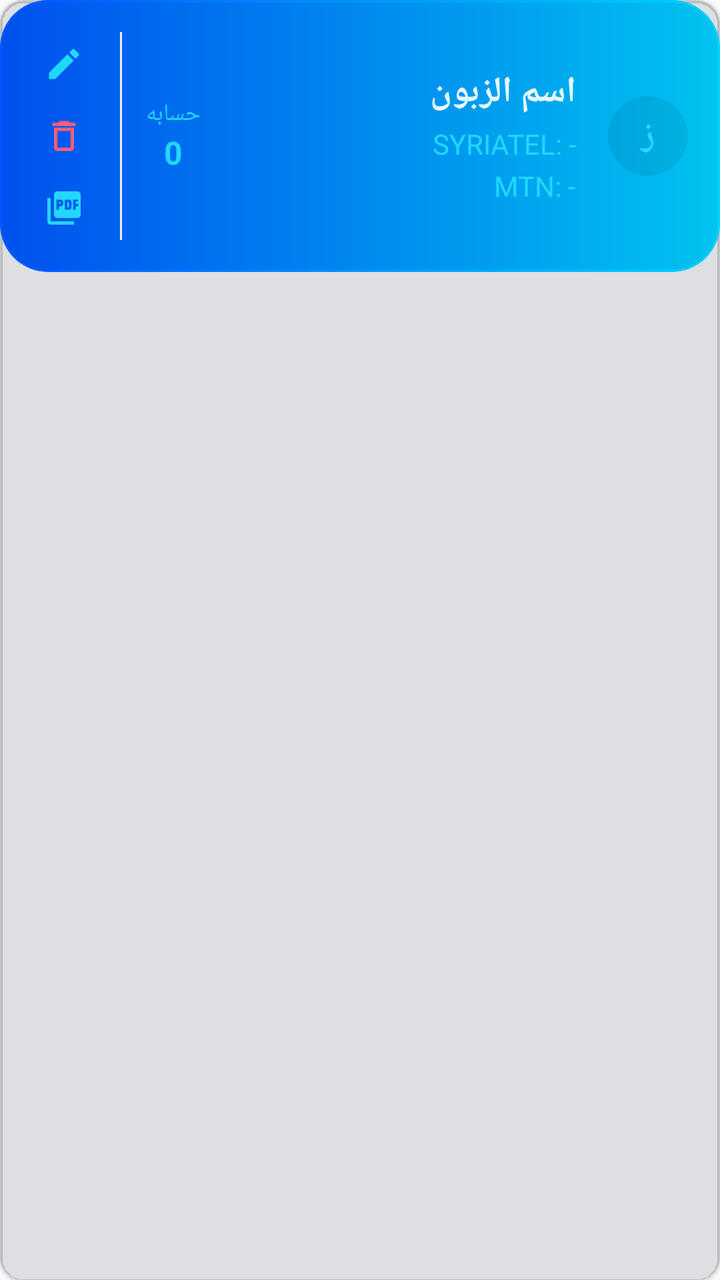
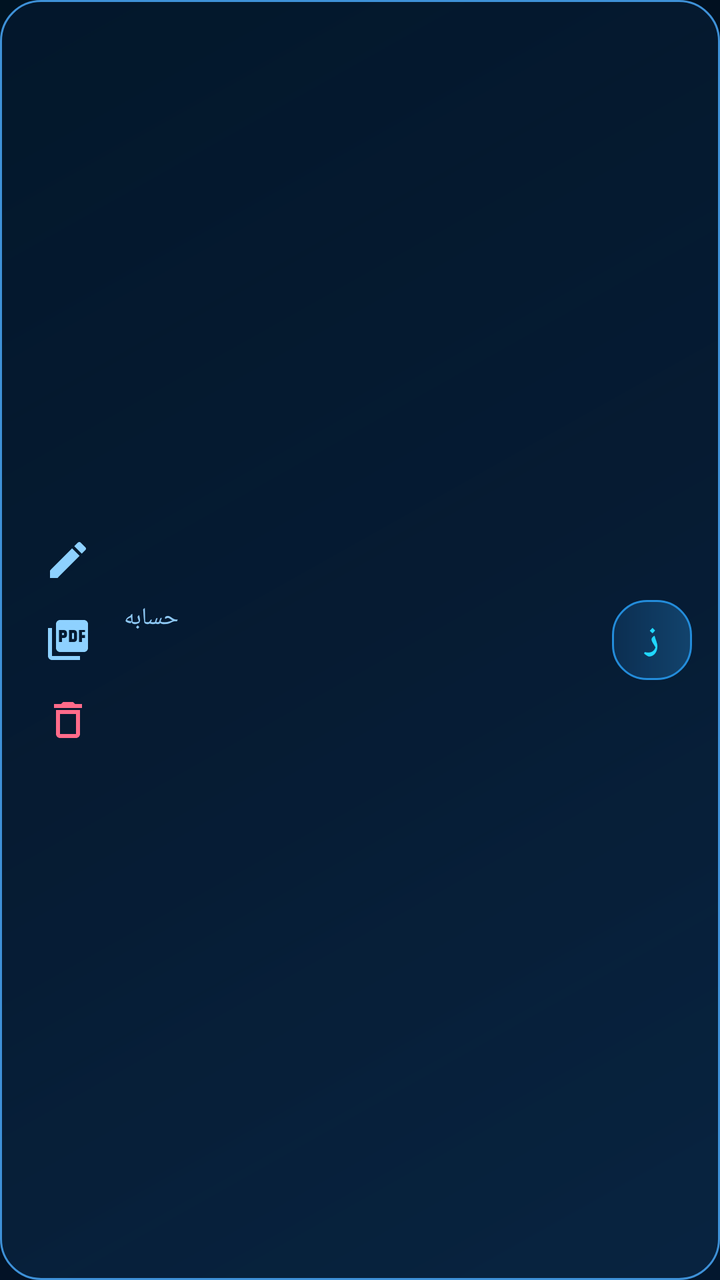

Compare the two renders of this Android layout. The source of the first and the diff that turns it into the second are given below.
<!-- AndroidManifest.xml: application theme Theme.TransferApp -->
<!-- res/layout/item_customer.xml -->
<?xml version="1.0" encoding="utf-8"?>
<androidx.cardview.widget.CardView xmlns:android="http://schemas.android.com/apk/res/android"
    xmlns:app="http://schemas.android.com/apk/res-auto"
    android:layout_width="match_parent"
    android:layout_height="wrap_content"
    android:layout_marginHorizontal="2dp"
    android:layout_marginVertical="6dp"
    app:cardBackgroundColor="@color/neon_glass_fill"
    app:cardCornerRadius="12dp"
    app:cardElevation="1dp">

    <LinearLayout
        android:layout_width="match_parent"
        android:layout_height="wrap_content"
        android:layoutDirection="rtl"
        android:gravity="center_vertical"
        android:orientation="horizontal"
        android:padding="16dp"
        android:background="@drawable/bg_neon_glass_card">

        <androidx.cardview.widget.CardView
            android:layout_width="40dp"
            android:layout_height="40dp"
            app:cardBackgroundColor="@color/neon_glass_fill"
            app:cardCornerRadius="20dp"
            app:cardElevation="0dp">

            <TextView
                android:id="@+id/tv_initial"
                android:layout_width="match_parent"
                android:layout_height="match_parent"
                android:gravity="center"
                android:text="ز"
                android:textColor="@color/neon_cyan_bright"
                android:textSize="18sp"
                android:textStyle="bold" />
        </androidx.cardview.widget.CardView>

        <LinearLayout
            android:layout_width="0dp"
            android:layout_height="wrap_content"
            android:layout_marginStart="16dp"
            android:layout_weight="1"
            android:orientation="vertical">

            <TextView
                android:id="@+id/tv_customer_name"
                android:layout_width="wrap_content"
                android:layout_height="wrap_content"
                android:text="اسم الزبون"
                android:textColor="@color/neon_text"
                android:textSize="18sp"
                android:textStyle="bold" />

            <TextView
                android:id="@+id/tv_syriatel"
                android:layout_width="wrap_content"
                android:layout_height="wrap_content"
                android:layoutDirection="ltr"
                android:layout_marginTop="4dp"
                android:gravity="right"
                android:text="SYRIATEL: -"
                android:textColor="@color/neon_cyan_bright"
                android:textSize="14sp" />

            <TextView
                android:id="@+id/tv_mtn"
                android:layout_width="wrap_content"
                android:layout_height="wrap_content"
                android:layoutDirection="ltr"
                android:layout_marginTop="2dp"
                android:gravity="right"
                android:text="MTN: -"
                android:textColor="@color/neon_cyan_bright"
                android:textSize="14sp" />
        </LinearLayout>

        <LinearLayout
            android:layout_width="wrap_content"
            android:layout_height="wrap_content"
            android:gravity="center"
            android:orientation="vertical">

            <TextView
                android:layout_width="wrap_content"
                android:layout_height="wrap_content"
                android:text="حسابه"
                android:textColor="@color/neon_cyan_bright"
                android:textSize="12sp" />

            <TextView
                android:id="@+id/tv_customer_balance"
                android:layout_width="wrap_content"
                android:layout_height="wrap_content"
                android:paddingHorizontal="8dp"
                android:text="0"
                android:textColor="@color/neon_cyan_bright"
                android:textSize="16sp"
                android:textStyle="bold" />
        </LinearLayout>

        <View
            android:layout_width="1dp"
            android:layout_height="match_parent"
            android:layout_marginHorizontal="12dp"
            android:background="@color/colorDivider" />

        <LinearLayout
            android:layout_width="wrap_content"
            android:layout_height="wrap_content"
            android:gravity="center"
            android:orientation="vertical">

            <ImageView
                android:id="@+id/btn_edit_cust"
                android:layout_width="32dp"
                android:layout_height="32dp"
                android:background="?attr/selectableItemBackgroundBorderless"
                android:padding="6dp"
                android:src="@drawable/ic_edit"
                app:tint="@color/neon_cyan_bright" />

            <ImageView
                android:id="@+id/btn_delete_cust"
                android:layout_width="32dp"
                android:layout_height="32dp"
                android:layout_marginTop="4dp"
                android:background="?attr/selectableItemBackgroundBorderless"
                android:padding="6dp"
                android:src="@drawable/ic_delete"
                app:tint="#FF5C75" />

            <ImageView
                android:id="@+id/btn_pdf_cust"
                android:layout_width="32dp"
                android:layout_height="32dp"
                android:layout_marginTop="4dp"
                android:background="?attr/selectableItemBackgroundBorderless"
                android:padding="6dp"
                android:src="@drawable/ic_pdf"
                app:tint="@color/neon_cyan_bright" />
        </LinearLayout>
    </LinearLayout>
</androidx.cardview.widget.CardView>
<!-- resources referenced by this layout -->
<resources>
  <color name="colorDivider">#EEEEEE</color>
  <color name="neon_cyan_bright">#20D8FF</color>
  <color name="neon_glass_fill">#15002244</color>
  <color name="neon_text">#E6F7FF</color>
  <!-- drawable bg_neon_glass_card (drawable) -->
  <?xml version="1.0" encoding="utf-8"?>
  <layer-list xmlns:android="http://schemas.android.com/apk/res/android">
      <item android:left="2dp" android:top="5dp" android:right="2dp" android:bottom="0dp">
          <shape android:shape="rectangle">
              <solid android:color="@color/neon_card_shadow" />
              <corners android:radius="24dp" />
          </shape>
      </item>
      <item>
          <shape android:shape="rectangle">
              <gradient
                  android:angle="0"
                  android:startColor="@color/neon_blue"
                  android:endColor="@color/neon_cyan" />
              <corners android:radius="24dp" />
          </shape>
      </item>
      <item android:left="1.5dp" android:top="1.5dp" android:right="1.5dp" android:bottom="1.5dp">
          <shape android:shape="rectangle">
              <solid android:color="@color/neon_glass_fill" />
              <corners android:radius="22dp" />
          </shape>
      </item>
  </layer-list>
  <!-- drawable ic_delete (drawable) -->
  <?xml version="1.0" encoding="utf-8"?>
  <vector xmlns:android="http://schemas.android.com/apk/res/android" android:width="24dp" android:height="24dp" android:viewportWidth="24" android:viewportHeight="24">
      <path android:fillColor="#F44336" android:pathData="M16 9v10H8V9h8m-1.5-6h-5l-1 1H5v2h14V4h-3.5l-1-1zM18 7H6v12c0 1.1.9 2 2 2h8c1.1 0 2-.9 2-2V7z"/>
  </vector>
  <!-- drawable ic_edit (drawable) -->
  <?xml version="1.0" encoding="utf-8"?>
  <vector xmlns:android="http://schemas.android.com/apk/res/android" android:width="24dp" android:height="24dp" android:viewportWidth="24" android:viewportHeight="24">
      <path android:fillColor="#4CAF50" android:pathData="M3 17.25V21h3.75L17.81 9.94l-3.75-3.75L3 17.25zM20.71 7.04c.39-.39.39-1.02 0-1.41l-2.34-2.34c-.39-.39-1.02-.39-1.41 0l-1.83 1.83 3.75 3.75 1.83-1.83z"/>
  </vector>
  <!-- drawable ic_pdf (drawable) -->
  <?xml version="1.0" encoding="utf-8"?>
  <vector xmlns:android="http://schemas.android.com/apk/res/android" android:width="24dp" android:height="24dp" android:viewportWidth="24" android:viewportHeight="24">
      <path android:fillColor="#E53935" android:pathData="M20,2H8C6.9,2 6,2.9 6,4v12c0,1.1 0.9,2 2,2h12c1.1,0 2,-0.9 2,-2V4C22,2.9 21.1,2 20,2zM11.5,9.5c0,0.83 -0.67,1.5 -1.5,1.5H9v2H7.5V7H10c0.83,0 1.5,0.67 1.5,1.5V9.5zM10,8.5h-1v1h1V8.5zM20.5,8H19v1.5h1.5v1.5H19V13h-1.5V7h3V8zM16.5,11.5c0,0.83 -0.67,1.5 -1.5,1.5h-2.5V7H15c0.83,0 1.5,0.67 1.5,1.5V11.5zM15,8.5h-1v3h1V8.5zM4,6H2v14c0,1.1 0.9,2 2,2h14v-2H4V6z"/>
  </vector>
  <style name="Theme.TransferApp" parent="Theme.AppCompat.DayNight.NoActionBar">
          <item name="colorPrimary">@color/colorPrimary</item>
          <item name="colorPrimaryDark">@color/colorPrimaryDark</item>
          <item name="colorAccent">@color/cyan</item>
          <item name="colorControlActivated">@color/cyan</item>
          <item name="android:statusBarColor">@color/background</item>
          <item name="android:navigationBarColor">@color/background</item>
          <item name="android:windowLightStatusBar">false</item>
          <item name="android:windowLightNavigationBar">false</item>
      </style>
  <color name="neon_card_shadow">#0A0055FF</color>
  <color name="neon_blue">#0055FF</color>
  <color name="neon_cyan">#00D2FF</color>
  <color name="colorPrimary">#FF6B00</color>
  <color name="colorPrimaryDark">#E65100</color>
  <!-- unchanged entries left out for length: 2 -->
</resources>

<!-- the commit's change to res/layout/item_customer.xml (unified diff, before → after) -->
@@ -1,144 +1,112 @@
 <?xml version="1.0" encoding="utf-8"?>
-<androidx.cardview.widget.CardView xmlns:android="http://schemas.android.com/apk/res/android"
-    xmlns:app="http://schemas.android.com/apk/res-auto"
+<LinearLayout xmlns:android="http://schemas.android.com/apk/res/android"
     android:layout_width="match_parent"
     android:layout_height="wrap_content"
-    android:layout_marginHorizontal="2dp"
-    android:layout_marginVertical="6dp"
-    app:cardBackgroundColor="@color/neon_glass_fill"
-    app:cardCornerRadius="12dp"
-    app:cardElevation="1dp">
+    android:layout_marginBottom="10dp"
+    android:background="@drawable/bg_panel"
+    android:gravity="center_vertical"
+    android:layoutDirection="rtl"
+    android:orientation="horizontal"
+    android:padding="14dp">
+
+    <TextView
+        android:id="@+id/tv_initial"
+        android:layout_width="40dp"
+        android:layout_height="40dp"
+        android:background="@drawable/bg_field"
+        android:gravity="center"
+        android:text="ز"
+        android:textColor="@color/cyan"
+        android:textSize="18sp"
+        android:textStyle="bold" />
 
     <LinearLayout
-        android:layout_width="match_parent"
+        android:layout_width="0dp"
         android:layout_height="wrap_content"
-        android:layoutDirection="rtl"
-        android:gravity="center_vertical"
-        android:orientation="horizontal"
-        android:padding="16dp"
-        android:background="@drawable/bg_neon_glass_card">
+        android:layout_marginStart="12dp"
+        android:layout_weight="1"
+        android:orientation="vertical">
 
-        <androidx.cardview.widget.CardView
+        <TextView
+            android:id="@+id/tv_customer_name"
+            android:layout_width="wrap_content"
+            android:layout_height="wrap_content"
+            android:textColor="@color/text_primary"
+            android:textSize="16sp"
+            android:textStyle="bold" />
+
+        <TextView
+            android:id="@+id/tv_syriatel"
+            android:layout_width="wrap_content"
+            android:layout_height="wrap_content"
+            android:layout_marginTop="4dp"
+            android:textColor="@color/text_secondary"
+            android:textSize="13sp" />
+
+        <TextView
+            android:id="@+id/tv_mtn"
+            android:layout_width="wrap_content"
+            android:layout_height="wrap_content"
+            android:layout_marginTop="2dp"
+            android:textColor="@color/text_secondary"
+            android:textSize="13sp" />
+    </LinearLayout>
+
+    <LinearLayout
+        android:layout_width="wrap_content"
+        android:layout_height="wrap_content"
+        android:gravity="center"
+        android:orientation="vertical"
+        android:paddingStart="8dp"
+        android:paddingEnd="8dp">
+
+        <TextView
+            android:layout_width="wrap_content"
+            android:layout_height="wrap_content"
+            android:text="حسابه"
+            android:textColor="@color/text_secondary"
+            android:textSize="12sp" />
+
+        <TextView
+            android:id="@+id/tv_customer_balance"
+            android:layout_width="wrap_content"
+            android:layout_height="wrap_content"
+            android:textColor="@color/cyan"
+            android:textSize="16sp"
+            android:textStyle="bold" />
+    </LinearLayout>
+
+    <LinearLayout
+        android:layout_width="wrap_content"
+        android:layout_height="wrap_content"
+        android:gravity="center"
+        android:orientation="vertical">
+
+        <ImageView
+            android:id="@+id/btn_edit_cust"
             android:layout_width="40dp"
             android:layout_height="40dp"
-            app:cardBackgroundColor="@color/neon_glass_fill"
-            app:cardCornerRadius="20dp"
-            app:cardElevation="0dp">
+            android:background="?attr/selectableItemBackgroundBorderless"
+            android:contentDescription="تعديل"
+            android:padding="8dp"
+            android:src="@drawable/ic_edit" />
 
-            <TextView
-                android:id="@+id/tv_initial"
-                android:layout_width="match_parent"
-                android:layout_height="match_parent"
-                android:gravity="center"
-                android:text="ز"
-                android:textColor="@color/neon_cyan_bright"
-                android:textSize="18sp"
-                android:textStyle="bold" />
-        </androidx.cardview.widget.CardView>
+        <ImageView
+            android:id="@+id/btn_pdf_cust"
+            android:layout_width="40dp"
+            android:layout_height="40dp"
+            android:background="?attr/selectableItemBackgroundBorderless"
+            android:contentDescription="كشف حساب"
+            android:padding="8dp"
+            android:src="@drawable/ic_pdf" />
 
-        <LinearLayout
-            android:layout_width="0dp"
-            android:layout_height="wrap_content"
-            android:layout_marginStart="16dp"
-            android:layout_weight="1"
-            android:orientation="vertical">
-
-            <TextView
-                android:id="@+id/tv_customer_name"
-                android:layout_width="wrap_content"
-                android:layout_height="wrap_content"
-                android:text="اسم الزبون"
-                android:textColor="@color/neon_text"
-                android:textSize="18sp"
-                android:textStyle="bold" />
-
-            <TextView
-                android:id="@+id/tv_syriatel"
-                android:layout_width="wrap_content"
-                android:layout_height="wrap_content"
-                android:layoutDirection="ltr"
-                android:layout_marginTop="4dp"
-                android:gravity="right"
-                android:text="SYRIATEL: -"
-                android:textColor="@color/neon_cyan_bright"
-                android:textSize="14sp" />
-
-            <TextView
-                android:id="@+id/tv_mtn"
-                android:layout_width="wrap_content"
-                android:layout_height="wrap_content"
-                android:layoutDirection="ltr"
-                android:layout_marginTop="2dp"
-                android:gravity="right"
-                android:text="MTN: -"
-                android:textColor="@color/neon_cyan_bright"
-                android:textSize="14sp" />
-        </LinearLayout>
-
-        <LinearLayout
-            android:layout_width="wrap_content"
-            android:layout_height="wrap_content"
-            android:gravity="center"
-            android:orientation="vertical">
-
-            <TextView
-                android:layout_width="wrap_content"
-                android:layout_height="wrap_content"
-                android:text="حسابه"
-                android:textColor="@color/neon_cyan_bright"
-                android:textSize="12sp" />
-
-            <TextView
-                android:id="@+id/tv_customer_balance"
-                android:layout_width="wrap_content"
-                android:layout_height="wrap_content"
-                android:paddingHorizontal="8dp"
-                android:text="0"
-                android:textColor="@color/neon_cyan_bright"
-                android:textSize="16sp"
-                android:textStyle="bold" />
-        </LinearLayout>
-
-        <View
-            android:layout_width="1dp"
-            android:layout_height="match_parent"
-            android:layout_marginHorizontal="12dp"
-            android:background="@color/colorDivider" />
-
-        <LinearLayout
-            android:layout_width="wrap_content"
-            android:layout_height="wrap_content"
-            android:gravity="center"
-            android:orientation="vertical">
-
-            <ImageView
-                android:id="@+id/btn_edit_cust"
-                android:layout_width="32dp"
-                android:layout_height="32dp"
-                android:background="?attr/selectableItemBackgroundBorderless"
-                android:padding="6dp"
-                android:src="@drawable/ic_edit"
-                app:tint="@color/neon_cyan_bright" />
-
-            <ImageView
-                android:id="@+id/btn_delete_cust"
-                android:layout_width="32dp"
-                android:layout_height="32dp"
-                android:layout_marginTop="4dp"
-                android:background="?attr/selectableItemBackgroundBorderless"
-                android:padding="6dp"
-                android:src="@drawable/ic_delete"
-                app:tint="#FF5C75" />
-
-            <ImageView
-                android:id="@+id/btn_pdf_cust"
-                android:layout_width="32dp"
-                android:layout_height="32dp"
-                android:layout_marginTop="4dp"
-                android:background="?attr/selectableItemBackgroundBorderless"
-                android:padding="6dp"
-                android:src="@drawable/ic_pdf"
-                app:tint="@color/neon_cyan_bright" />
-        </LinearLayout>
+        <ImageView
+            android:id="@+id/btn_delete_cust"
+            android:layout_width="40dp"
+            android:layout_height="40dp"
+            android:background="?attr/selectableItemBackgroundBorderless"
+            android:contentDescription="حذف"
+            android:padding="8dp"
+            android:src="@drawable/ic_delete" />
     </LinearLayout>
-</androidx.cardview.widget.CardView>
+</LinearLayout>
<!-- resource entries referenced after the edit -->
@@ -1,48 +1,47 @@
 <!-- resources referenced by this layout -->
 <resources>
-  <color name="colorDivider">#EEEEEE</color>
-  <color name="neon_cyan_bright">#20D8FF</color>
-  <color name="neon_glass_fill">#15002244</color>
-  <color name="neon_text">#E6F7FF</color>
-  <!-- drawable bg_neon_glass_card (drawable) -->
+  <color name="text_primary">#E8F6FF</color>
+  <color name="text_secondary">#8EC8F4</color>
+  <!-- drawable bg_field (drawable) -->
   <?xml version="1.0" encoding="utf-8"?>
-  <layer-list xmlns:android="http://schemas.android.com/apk/res/android">
-      <item android:left="2dp" android:top="5dp" android:right="2dp" android:bottom="0dp">
-          <shape android:shape="rectangle">
-              <solid android:color="@color/neon_card_shadow" />
-              <corners android:radius="24dp" />
-          </shape>
-      </item>
-      <item>
-          <shape android:shape="rectangle">
-              <gradient
-                  android:angle="0"
-                  android:startColor="@color/neon_blue"
-                  android:endColor="@color/neon_cyan" />
-              <corners android:radius="24dp" />
-          </shape>
-      </item>
-      <item android:left="1.5dp" android:top="1.5dp" android:right="1.5dp" android:bottom="1.5dp">
-          <shape android:shape="rectangle">
-              <solid android:color="@color/neon_glass_fill" />
-              <corners android:radius="22dp" />
-          </shape>
-      </item>
-  </layer-list>
+  <shape xmlns:android="http://schemas.android.com/apk/res/android"
+      android:shape="rectangle">
+      <corners android:radius="17dp" />
+      <gradient
+          android:angle="0"
+          android:startColor="#CF0B3157"
+          android:endColor="#D0144B79" />
+      <stroke
+          android:width="1dp"
+          android:color="#238CDA" />
+  </shape>
+  <!-- drawable bg_panel (drawable) -->
+  <?xml version="1.0" encoding="utf-8"?>
+  <shape xmlns:android="http://schemas.android.com/apk/res/android"
+      android:shape="rectangle">
+      <corners android:radius="20dp" />
+      <gradient
+          android:angle="135"
+          android:startColor="#B20A2948"
+          android:endColor="#A2041930" />
+      <stroke
+          android:width="1dp"
+          android:color="#3E91D8" />
+  </shape>
   <!-- drawable ic_delete (drawable) -->
   <?xml version="1.0" encoding="utf-8"?>
   <vector xmlns:android="http://schemas.android.com/apk/res/android" android:width="24dp" android:height="24dp" android:viewportWidth="24" android:viewportHeight="24">
-      <path android:fillColor="#F44336" android:pathData="M16 9v10H8V9h8m-1.5-6h-5l-1 1H5v2h14V4h-3.5l-1-1zM18 7H6v12c0 1.1.9 2 2 2h8c1.1 0 2-.9 2-2V7z"/>
+      <path android:fillColor="#FF6B8A" android:pathData="M16 9v10H8V9h8m-1.5-6h-5l-1 1H5v2h14V4h-3.5l-1-1zM18 7H6v12c0 1.1.9 2 2 2h8c1.1 0 2-.9 2-2V7z"/>
   </vector>
   <!-- drawable ic_edit (drawable) -->
   <?xml version="1.0" encoding="utf-8"?>
   <vector xmlns:android="http://schemas.android.com/apk/res/android" android:width="24dp" android:height="24dp" android:viewportWidth="24" android:viewportHeight="24">
-      <path android:fillColor="#4CAF50" android:pathData="M3 17.25V21h3.75L17.81 9.94l-3.75-3.75L3 17.25zM20.71 7.04c.39-.39.39-1.02 0-1.41l-2.34-2.34c-.39-.39-1.02-.39-1.41 0l-1.83 1.83 3.75 3.75 1.83-1.83z"/>
+      <path android:fillColor="#8ED1FF" android:pathData="M3 17.25V21h3.75L17.81 9.94l-3.75-3.75L3 17.25zM20.71 7.04c.39-.39.39-1.02 0-1.41l-2.34-2.34c-.39-.39-1.02-.39-1.41 0l-1.83 1.83 3.75 3.75 1.83-1.83z"/>
   </vector>
   <!-- drawable ic_pdf (drawable) -->
   <?xml version="1.0" encoding="utf-8"?>
   <vector xmlns:android="http://schemas.android.com/apk/res/android" android:width="24dp" android:height="24dp" android:viewportWidth="24" android:viewportHeight="24">
-      <path android:fillColor="#E53935" android:pathData="M20,2H8C6.9,2 6,2.9 6,4v12c0,1.1 0.9,2 2,2h12c1.1,0 2,-0.9 2,-2V4C22,2.9 21.1,2 20,2zM11.5,9.5c0,0.83 -0.67,1.5 -1.5,1.5H9v2H7.5V7H10c0.83,0 1.5,0.67 1.5,1.5V9.5zM10,8.5h-1v1h1V8.5zM20.5,8H19v1.5h1.5v1.5H19V13h-1.5V7h3V8zM16.5,11.5c0,0.83 -0.67,1.5 -1.5,1.5h-2.5V7H15c0.83,0 1.5,0.67 1.5,1.5V11.5zM15,8.5h-1v3h1V8.5zM4,6H2v14c0,1.1 0.9,2 2,2h14v-2H4V6z"/>
+      <path android:fillColor="#8ED1FF" android:pathData="M20,2H8C6.9,2 6,2.9 6,4v12c0,1.1 0.9,2 2,2h12c1.1,0 2,-0.9 2,-2V4C22,2.9 21.1,2 20,2zM11.5,9.5c0,0.83 -0.67,1.5 -1.5,1.5H9v2H7.5V7H10c0.83,0 1.5,0.67 1.5,1.5V9.5zM10,8.5h-1v1h1V8.5zM20.5,8H19v1.5h1.5v1.5H19V13h-1.5V7h3V8zM16.5,11.5c0,0.83 -0.67,1.5 -1.5,1.5h-2.5V7H15c0.83,0 1.5,0.67 1.5,1.5V11.5zM15,8.5h-1v3h1V8.5zM4,6H2v14c0,1.1 0.9,2 2,2h14v-2H4V6z"/>
   </vector>
   <style name="Theme.TransferApp" parent="Theme.AppCompat.DayNight.NoActionBar">
           <item name="colorPrimary">@color/colorPrimary</item>
@@ -53,12 +52,38 @@
           <item name="android:navigationBarColor">@color/background</item>
           <item name="android:windowLightStatusBar">false</item>
           <item name="android:windowLightNavigationBar">false</item>
+          <item name="android:windowBackground">@drawable/bg_screen</item>
+          <item name="alertDialogTheme">@style/Theme.TransferApp.Dialog</item>
+          <item name="android:alertDialogTheme">@style/Theme.TransferApp.Dialog</item>
       </style>
-  <color name="neon_card_shadow">#0A0055FF</color>
-  <color name="neon_blue">#0055FF</color>
-  <color name="neon_cyan">#00D2FF</color>
-  <color name="colorPrimary">#FF6B00</color>
-  <color name="colorPrimaryDark">#E65100</color>
+  <color name="colorPrimary">#20D8FF</color>
+  <color name="colorPrimaryDark">#128BFF</color>
+  <!-- drawable bg_screen (drawable) -->
+  <?xml version="1.0" encoding="utf-8"?>
+  <shape xmlns:android="http://schemas.android.com/apk/res/android"
+      android:shape="rectangle">
+      <gradient
+          android:angle="135"
+          android:startColor="#03172E"
+          android:centerColor="#020D1D"
+          android:endColor="#001322" />
+  </shape>
+  <style name="Theme.TransferApp.Dialog" parent="Theme.AppCompat.Dialog.Alert">
+          <item name="android:windowBackground">@drawable/bg_panel</item>
+          <item name="colorAccent">@color/cyan</item>
+          <item name="android:textColorPrimary">@color/text_primary</item>
+          <item name="android:textColorSecondary">@color/text_secondary</item>
+          <item name="android:textColor">@color/text_primary</item>
+          <item name="buttonBarPositiveButtonStyle">@style/DialogBarButton</item>
+          <item name="buttonBarNegativeButtonStyle">@style/DialogBarButton</item>
+          <item name="buttonBarNeutralButtonStyle">@style/DialogBarButton</item>
+      </style>
+  <style name="DialogBarButton" parent="Widget.AppCompat.Button.Borderless">
+          <item name="android:textColor">@color/cyan</item>
+          <item name="android:textAllCaps">false</item>
+          <item name="android:textSize">16sp</item>
+          <item name="android:textStyle">bold</item>
+      </style>
   <!-- unchanged entries left out for length: 2 -->
 </resources>
 
